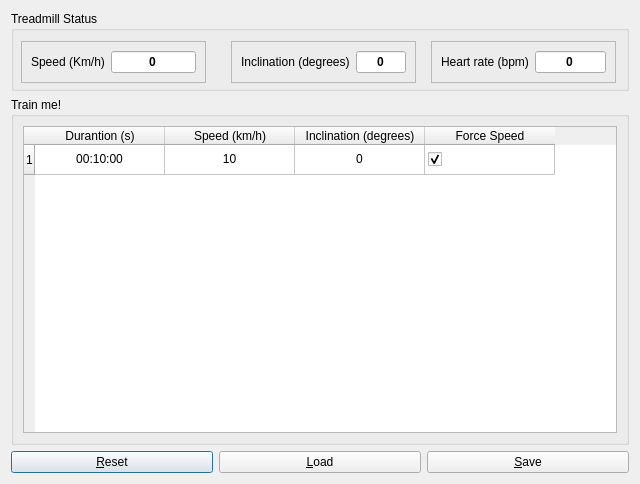
Above: src/mainwindow.ui from cagnulein/qdomyos-zwift before the change. Below: the same form after it.
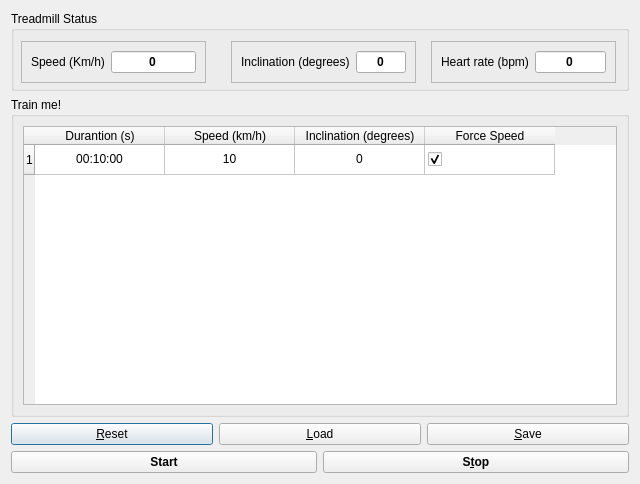
That is the form after the change.

The edit to the form file:
```diff
--- a/src/mainwindow.ui
+++ b/src/mainwindow.ui
@@ -299,6 +299,38 @@
      </item>
     </layout>
    </item>
+   <item>
+    <layout class="QHBoxLayout" name="horizontalLayout_6">
+     <item>
+      <widget class="QPushButton" name="start">
+       <property name="font">
+        <font>
+         <pointsize>9</pointsize>
+         <weight>75</weight>
+         <bold>true</bold>
+        </font>
+       </property>
+       <property name="text">
+        <string>Start</string>
+       </property>
+      </widget>
+     </item>
+     <item>
+      <widget class="QPushButton" name="stop">
+       <property name="font">
+        <font>
+         <pointsize>9</pointsize>
+         <weight>75</weight>
+         <bold>true</bold>
+        </font>
+       </property>
+       <property name="text">
+        <string>S&amp;top</string>
+       </property>
+      </widget>
+     </item>
+    </layout>
+   </item>
   </layout>
  </widget>
  <resources/>
```
